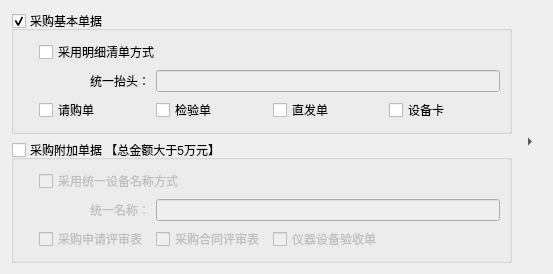
The window that views/sheets_print_template.ui (earlideal/jiandan) describes before a commit, drawn with Qt 5.
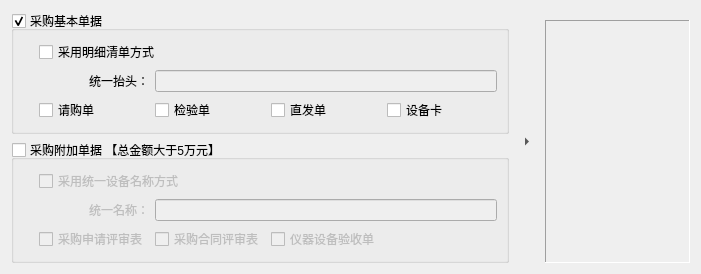
The same window after the commit.

Diff of the .ui file:
```diff
--- a/views/sheets_print_template.ui
+++ b/views/sheets_print_template.ui
@@ -6,11 +6,11 @@
    <rect>
     <x>0</x>
     <y>0</y>
-    <width>553</width>
+    <width>701</width>
     <height>262</height>
    </rect>
   </property>
-  <layout class="QHBoxLayout" name="horizontalLayout">
+  <layout class="QHBoxLayout" name="horizontalLayout_2">
    <item>
     <layout class="QVBoxLayout" name="verticalLayout_gen">
      <item>
@@ -241,7 +241,29 @@
     </layout>
    </item>
    <item>
-    <layout class="QVBoxLayout" name="verticalLayout_sheets"/>
+    <layout class="QVBoxLayout" name="verticalLayout">
+     <property name="topMargin">
+      <number>9</number>
+     </property>
+     <item>
+      <widget class="QFrame" name="frame">
+       <property name="frameShape">
+        <enum>QFrame::Panel</enum>
+       </property>
+       <property name="frameShadow">
+        <enum>QFrame::Sunken</enum>
+       </property>
+       <layout class="QHBoxLayout" name="horizontalLayout">
+        <property name="margin">
+         <number>0</number>
+        </property>
+        <item>
+         <layout class="QVBoxLayout" name="verticalLayout_sheets"/>
+        </item>
+       </layout>
+      </widget>
+     </item>
+    </layout>
    </item>
   </layout>
  </widget>
```
